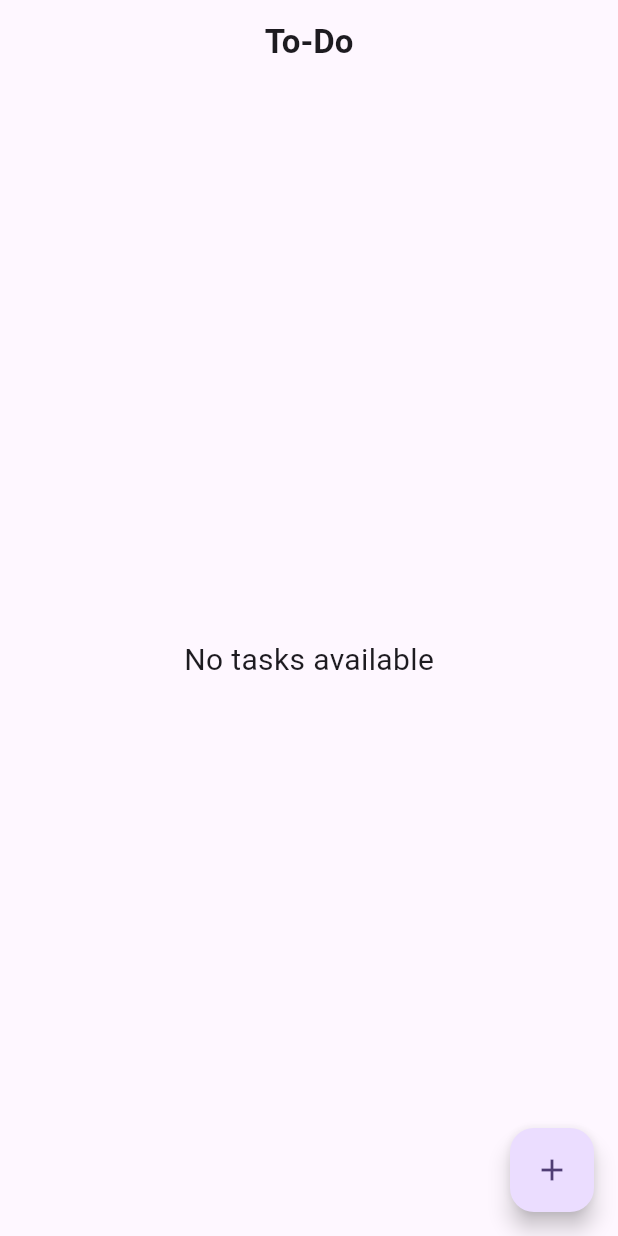
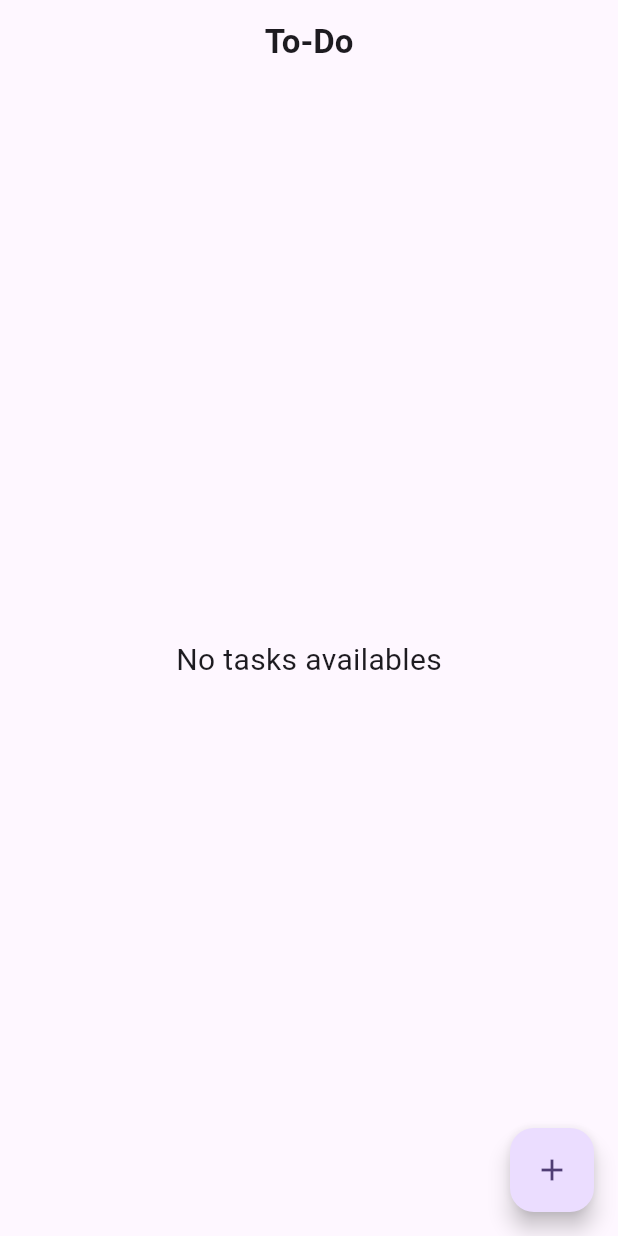
Before and after one commit to fahad-islam1/todo-app-Riverpod-, a Flutter app: the screen it shows after launch, on a phone screen of 412 x 824 dp. Run offline on Flutter 3.47's test engine with Material 3 defaults, Android fonts, the phone set to English and light mode, and no system bars; our stand-ins replace flutter_riverpod, hive, hive_flutter; accounts and stored records are empty.

```diff
--- a/lib/screens/todo_home_screen.dart
+++ b/lib/screens/todo_home_screen.dart
@@ -17,7 +17,7 @@ class TodoHomeScreen extends ConsumerWidget {
       ),
       body: tasks.isEmpty
           ? const Center(
-              child: Text('No tasks available', style: TextStyle(fontSize: 20)),
+              child: Text('No tasks availables', style: TextStyle(fontSize: 20)),
             )
           : Padding(
               padding: const EdgeInsets.all(16.0),
```
